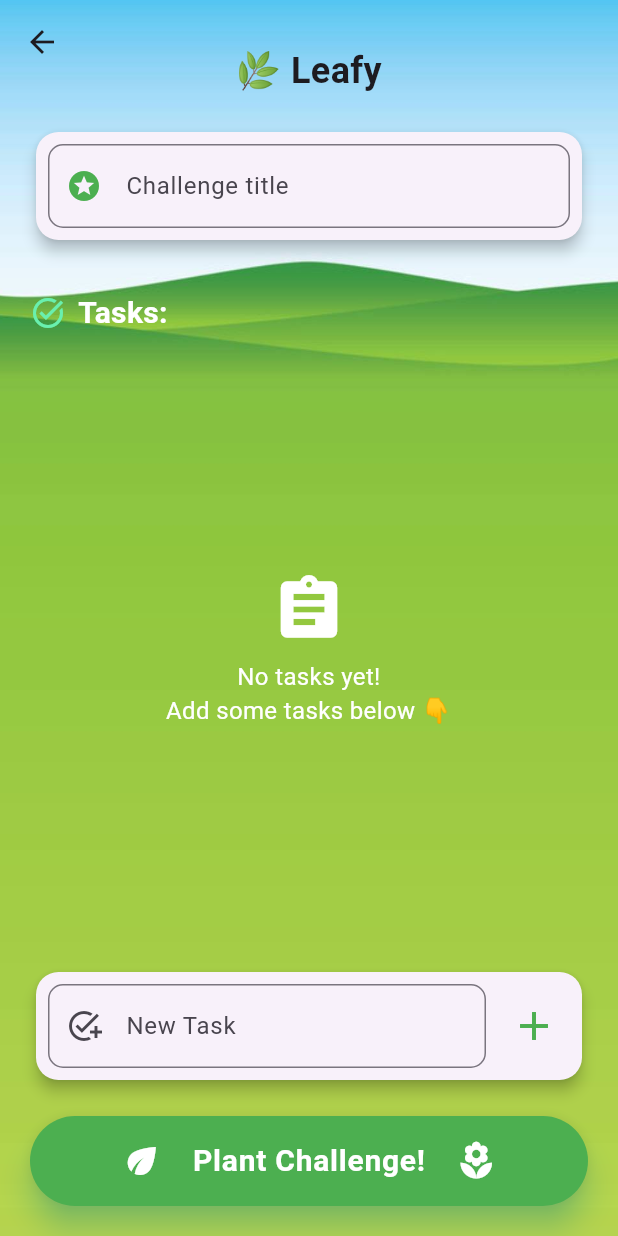
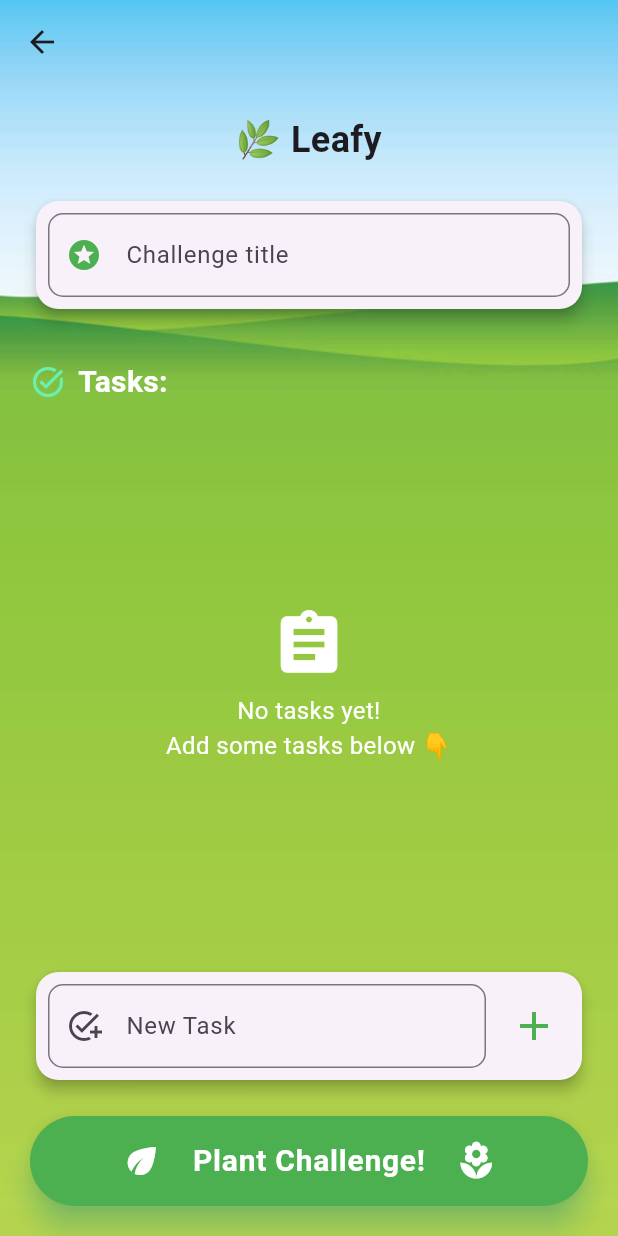
Before and after one commit to guilouro/leafy, a Flutter app: the screen it shows after launch, after a tap on "Plant", on a phone screen of 412 x 824 dp. Run offline on Flutter 3.47's test engine with Material 3 defaults, Android fonts, the light colour scheme and no system bars; our stand-ins replace hive, hive_flutter; accounts and stored records are empty.

Commit message:
fix: add safearea

```diff
--- a/lib/screens/detail_screen.dart
+++ b/lib/screens/detail_screen.dart
@@ -116,6 +116,7 @@ class DetailScreen extends StatelessWidget {
           ),
         ),
         padding: const EdgeInsets.all(16),
+        child: SafeArea(
           child: Column(
             children: [
               const SizedBox(height: 40),
@@ -146,6 +147,7 @@ class DetailScreen extends StatelessWidget {
             ],
           ),
         ),
+      ),
     );
   }
 }
--- a/lib/screens/group_form_screen.dart
+++ b/lib/screens/group_form_screen.dart
@@ -113,19 +113,19 @@ class _GroupFormState extends State<GroupForm> {
       extendBodyBehindAppBar: true,
       appBar: AppBar(backgroundColor: Colors.transparent, elevation: 0),
       body: Container(
-        decoration: BoxDecoration(
+        decoration: const BoxDecoration(
           image: DecorationImage(
             image: AssetImage('assets/image/bg.jpg'),
             fit: BoxFit.cover,
           ),
         ),
+        child: SafeArea(
           child: Padding(
             padding: const EdgeInsets.all(20.0),
             child: Form(
               key: formKey,
               child: Column(
                 children: [
-                const SizedBox(height: 10),
                   const Text(
                     '🌿 Leafy',
                     style: TextStyle(fontSize: 24, fontWeight: FontWeight.bold),
@@ -203,7 +203,9 @@ class _GroupFormState extends State<GroupForm> {
                               itemCount: tasks.length,
                               itemBuilder: (BuildContext context, int index) {
                                 return Card(
-                                margin: const EdgeInsets.symmetric(vertical: 4),
+                                  margin: const EdgeInsets.symmetric(
+                                    vertical: 4,
+                                  ),
                                   child: ListTile(
                                     leading: Icon(
                                       Icons.eco_rounded,
@@ -296,7 +298,6 @@ class _GroupFormState extends State<GroupForm> {
                             size: 28,
                           ),
                           const SizedBox(width: 20),
-
                           Text(
                             widget.challenge != null
                                 ? 'Grow Challenge!'
@@ -323,6 +324,7 @@ class _GroupFormState extends State<GroupForm> {
             ),
           ),
         ),
+      ),
     );
   }
 }
--- a/lib/screens/home_screen.dart
+++ b/lib/screens/home_screen.dart
@@ -10,6 +10,7 @@ class HomeScreen extends StatelessWidget {
   @override
   Widget build(BuildContext context) {
     return Scaffold(
+      extendBodyBehindAppBar: true,
       body: Container(
         decoration: const BoxDecoration(
           image: DecorationImage(
@@ -17,11 +18,11 @@ class HomeScreen extends StatelessWidget {
             fit: BoxFit.cover,
           ),
         ),
+        child: SafeArea(
           child: Container(
             padding: const EdgeInsets.all(16),
             child: Column(
               children: [
-              const SizedBox(height: 10),
                 const Text(
                   '🌿 Leafy',
                   style: TextStyle(fontSize: 24, fontWeight: FontWeight.bold),
@@ -90,6 +91,7 @@ class HomeScreen extends StatelessWidget {
             ),
           ),
         ),
+      ),
     );
   }
 }
```
Also changed, not shown: 2 other files. Lines whose indentation alone changed are shown as unchanged.
